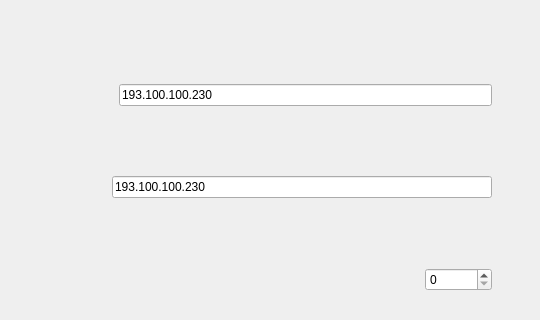
Old version of the form adddevicedialog.ui in the repository zxqANDzxw/github-hb103; both pictures show x 319 to 859 and y 0 to 320 of the 859 by 500 pixel window.
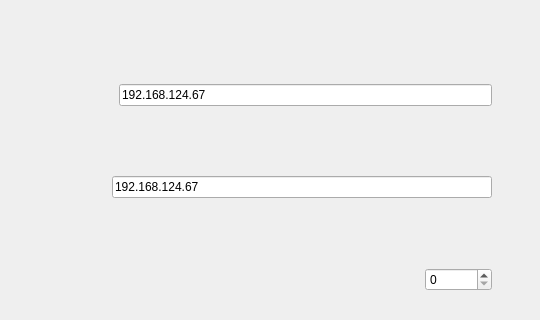
New version of the form.

Diff of the .ui file:
```diff
--- a/adddevicedialog.ui
+++ b/adddevicedialog.ui
@@ -48,7 +48,7 @@
       <item>
        <widget class="QLineEdit" name="lineEditName">
         <property name="text">
-         <string>193.100.100.230</string>
+         <string>192.168.124.67</string>
         </property>
        </widget>
       </item>
@@ -79,7 +79,7 @@
       <item>
        <widget class="QLineEdit" name="lineEditIp">
         <property name="text">
-         <string>193.100.100.230</string>
+         <string>192.168.124.67</string>
         </property>
        </widget>
       </item>
```
